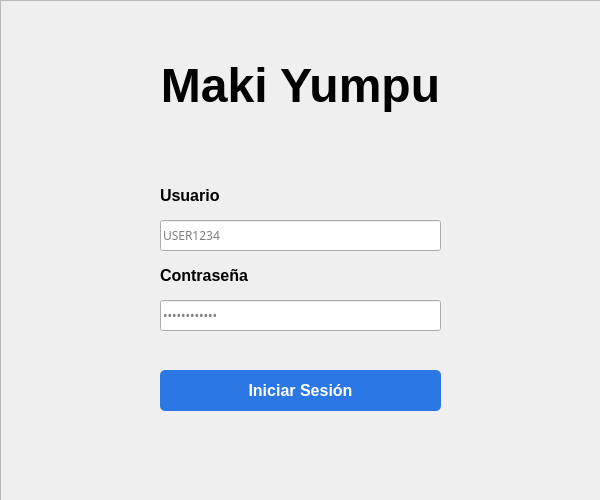
First picture: the form in ui/login_window.ui, repository Bubbl33s/maki-yumpu-irs, before the edit.
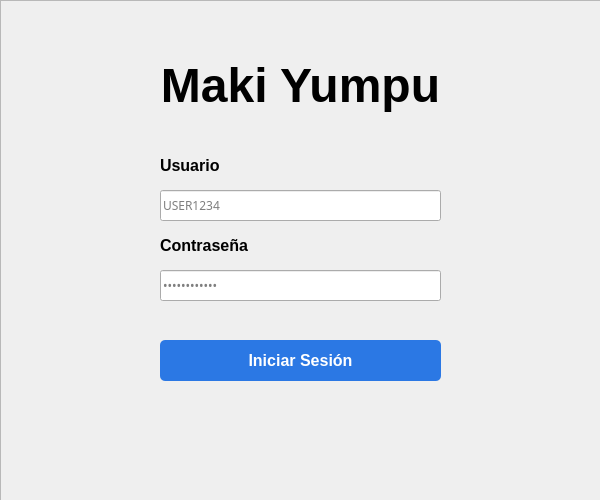
Second picture: the form after the edit.

The edit to the form file:
```diff
--- a/ui/login_window.ui
+++ b/ui/login_window.ui
@@ -76,7 +76,7 @@
      <property name="geometry">
       <rect>
        <x>160</x>
-       <y>180</y>
+       <y>150</y>
        <width>151</width>
        <height>31</height>
       </rect>
@@ -95,7 +95,7 @@
      <property name="geometry">
       <rect>
        <x>160</x>
-       <y>220</y>
+       <y>190</y>
        <width>281</width>
        <height>31</height>
       </rect>
@@ -116,7 +116,7 @@
      <property name="geometry">
       <rect>
        <x>160</x>
-       <y>260</y>
+       <y>230</y>
        <width>151</width>
        <height>31</height>
       </rect>
@@ -135,7 +135,7 @@
      <property name="geometry">
       <rect>
        <x>160</x>
-       <y>300</y>
+       <y>270</y>
        <width>281</width>
        <height>31</height>
       </rect>
@@ -159,7 +159,7 @@
      <property name="geometry">
       <rect>
        <x>160</x>
-       <y>370</y>
+       <y>340</y>
        <width>281</width>
        <height>41</height>
       </rect>
```
Left out of the diff: 1 changed line with no effect on the pictures.
